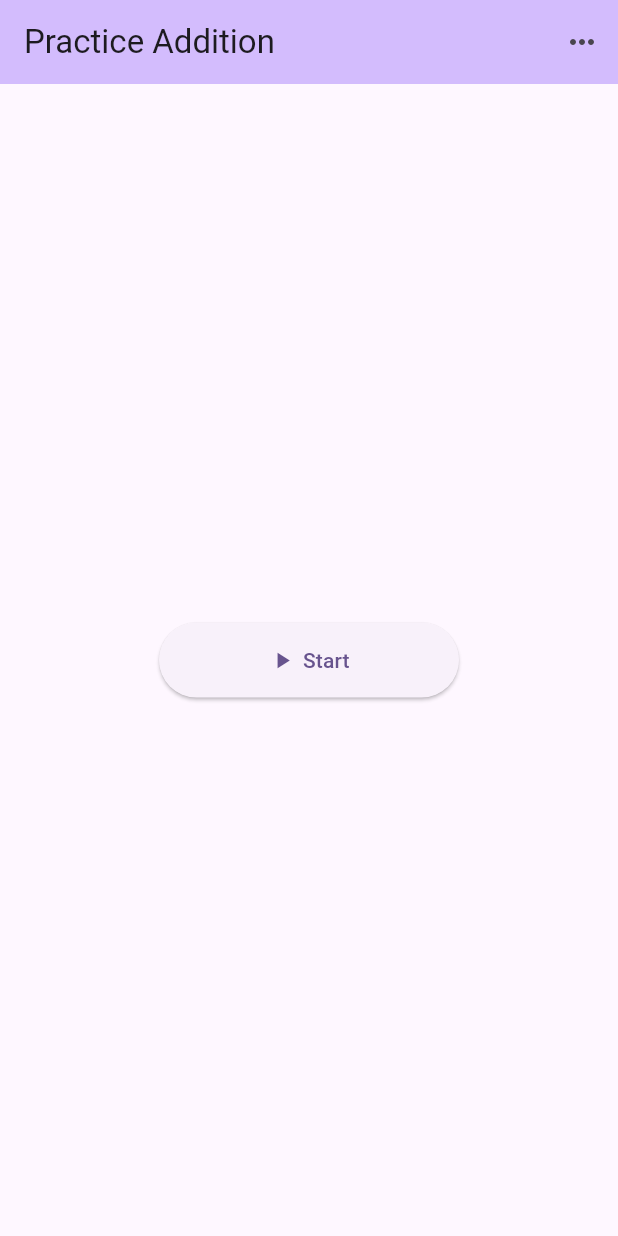
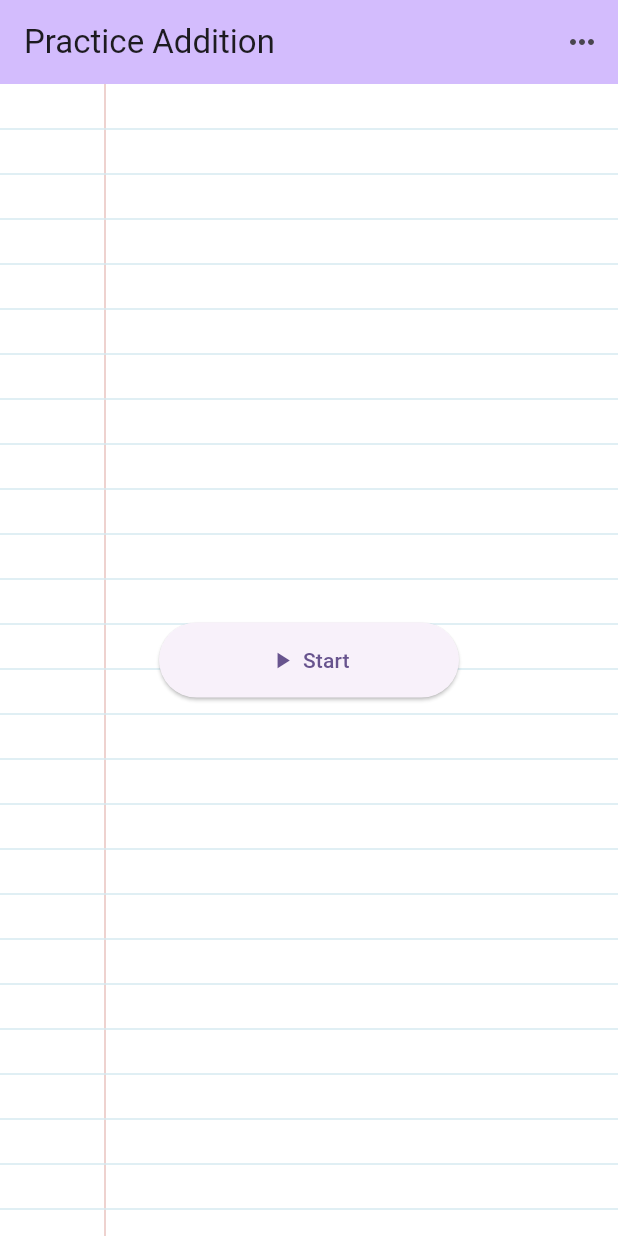
Before and after one commit to KulikovDO/OneTutor.Arithmetic, a Flutter app: the screen it shows after launch, on a phone screen of 412 x 824 dp. Run offline on Flutter 3.47's test engine with Material 3 defaults, Android fonts, the phone set to English and light mode, and no system bars; our stand-ins replace confetti, flutter_tts, google_fonts, shared_preferences; missing offline and left inert: flutter_soloud.

Commit message:
background component

```diff
--- /dev/null
+++ b/lib/background.dart
@@ -0,0 +1,66 @@
+import 'package:flutter/material.dart';
+
+
+class Background extends StatelessWidget {
+  const Background({super.key});
+
+  @override
+  Widget build(BuildContext context) {
+
+    double width = MediaQuery.sizeOf(context).width;
+    double height = MediaQuery.sizeOf(context).height;
+
+    return Center(
+      child: CustomPaint(
+        size: Size(width, height),
+        painter: BackgroundPainter(),
+      ),
+    );
+
+
+  }
+
+}
+
+class BackgroundPainter extends CustomPainter {
+
+  BackgroundPainter();
+
+  @override
+  void paint(Canvas canvas, Size size) {
+
+    final rect = Rect.fromLTRB(0, 0, size.width, size.height);
+
+    final backgroundPaint = Paint()
+      ..color = Colors.white
+      ..style = PaintingStyle.fill;
+
+    canvas.drawRect(rect, backgroundPaint);
+
+    final fieldPaint = Paint()
+      ..color = const Color.fromARGB(255, 232, 195, 191)
+      ..style = PaintingStyle.stroke
+      ..strokeWidth = 1;
+
+    canvas.drawLine(const Offset(70,0), Offset(70, size.height), fieldPaint);
+
+    final linePaint = Paint()
+      ..color = const Color.fromARGB(255, 214, 234, 240)
+      ..style = PaintingStyle.stroke
+      ..strokeWidth = 1;
+
+    double y = 30;
+
+    while(y <= size.height)
+    {
+      canvas.drawLine(Offset(0, y), Offset(size.width, y), linePaint);
+      y += 30;
+    }
+
+  }
+
+   @override
+  bool shouldRepaint(CustomPainter oldDelegate) {
+    return true;
+  }
+}
--- a/lib/start_screen.dart
+++ b/lib/start_screen.dart
@@ -1,3 +1,4 @@
+import 'package:first_app/background.dart';
 import 'package:first_app/config_screen.dart';
 import 'package:first_app/main_screen.dart';
 import 'package:flutter/material.dart';
@@ -24,9 +25,7 @@ class StartScreen extends StatelessWidget {
 
   @override
   Widget build(BuildContext context) {
-    return
-
-    Scaffold(
+    return Scaffold(
         appBar: AppBar(
           backgroundColor: Theme.of(context).colorScheme.inversePrimary,
           automaticallyImplyLeading: false,
@@ -40,7 +39,9 @@ class StartScreen extends StatelessWidget {
             ),
           ],
         ),
-        body:
+        body: Stack(
+          children: [
+            const Background(),
             Center(
               child: SizedBox(
                 width: 200.0,
@@ -69,6 +70,9 @@ class StartScreen extends StatelessWidget {
                   ),
               )
             ),
+          ],
+        ),
+
     );
   }
 }
```
Also changed, not shown: pubspec.lock. Lines whose indentation alone changed are shown as unchanged.
